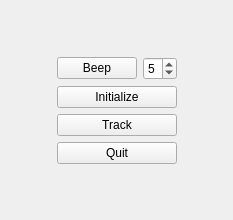
Above: branches/main/examples/devicesTutorial/example6/devNDISerialControllerQWidget.ui from eetuna/cisst before the change. Below: the same form after it.
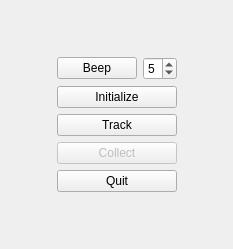
That is the form after the change.

Commit message: branches/main: cisstDevices/devNDISerial: Added placeholders for added functionality, i.e. pivot calibration, data collection. Minor cleanup and renaming.

What changed in the file:
```diff
--- a/branches/main/examples/devicesTutorial/example6/devNDISerialControllerQWidget.ui
+++ b/branches/main/examples/devicesTutorial/example6/devNDISerialControllerQWidget.ui
@@ -7,7 +7,7 @@
     <x>0</x>
     <y>0</y>
     <width>233</width>
-    <height>220</height>
+    <height>249</height>
    </rect>
   </property>
   <property name="windowTitle">
@@ -51,14 +51,14 @@
      </property>
     </widget>
    </item>
-   <item row="4" column="1" colspan="2">
+   <item row="5" column="1" colspan="2">
     <widget class="QPushButton" name="ButtonQuit">
      <property name="text">
       <string>Quit</string>
      </property>
     </widget>
    </item>
-   <item row="1" column="3" rowspan="4">
+   <item row="1" column="3" rowspan="5">
     <spacer name="SpacerRight">
      <property name="orientation">
       <enum>Qt::Horizontal</enum>
@@ -71,7 +71,7 @@
      </property>
     </spacer>
    </item>
-   <item row="5" column="1" colspan="2">
+   <item row="6" column="1" colspan="2">
     <spacer name="SpacerBottom">
      <property name="orientation">
       <enum>Qt::Vertical</enum>
@@ -84,7 +84,7 @@
      </property>
     </spacer>
    </item>
-   <item row="1" column="0" rowspan="4">
+   <item row="1" column="0" rowspan="5">
     <spacer name="SpacerLeft">
      <property name="orientation">
       <enum>Qt::Horizontal</enum>
@@ -110,6 +110,19 @@
      </property>
     </spacer>
    </item>
+   <item row="4" column="1" colspan="2">
+    <widget class="QPushButton" name="ButtonCollect">
+     <property name="enabled">
+      <bool>false</bool>
+     </property>
+     <property name="text">
+      <string>Collect</string>
+     </property>
+     <property name="checkable">
+      <bool>true</bool>
+     </property>
+    </widget>
+   </item>
   </layout>
  </widget>
  <resources/>
```
The commit also changes 8 other files.
